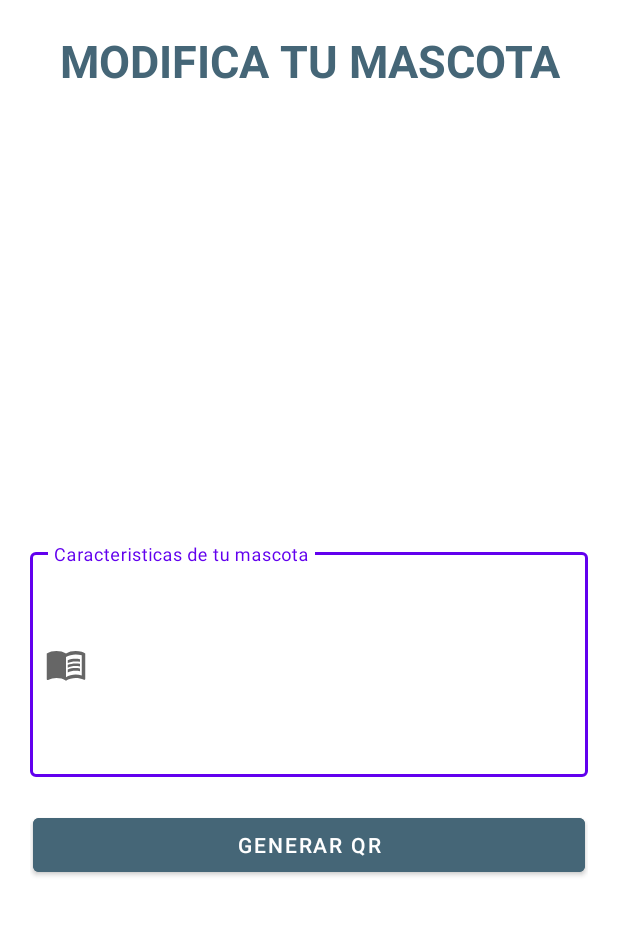
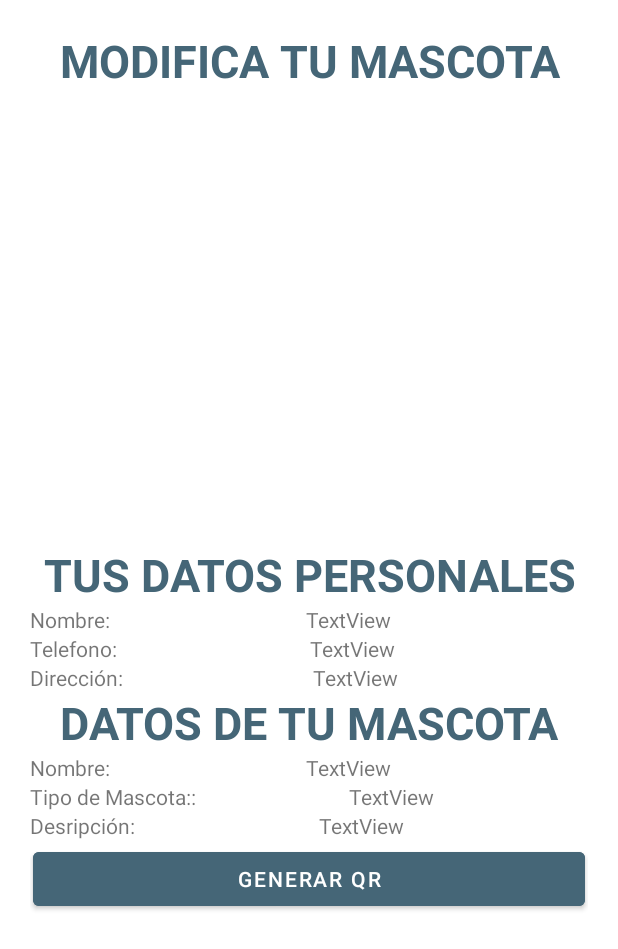
Before and after one commit to Axel200121/PetQr-App, an Android app: the GeneracionQR screen opened directly, with no data from a screen before it, on a phone screen of 412 x 824 dp. Shown: the top 949 px of the screen. Run offline under Robolectric (Android 15) with nearby library versions, the phone set to English and light mode, and no system bars; libraries missing offline, so code that uses them is left out: com.journeyapps.barcodescanner; 2 statements that could not run were skipped.

Commit message:
Asginando texview para el json para el servicio consultarQR

```diff
--- a/App_Movil/app/src/main/res/layout/activity_generacion_qr.xml
+++ b/App_Movil/app/src/main/res/layout/activity_generacion_qr.xml
@@ -29,29 +29,140 @@
         android:padding="70dp"
         android:scaleType="centerCrop" />
 
-    <com.google.android.material.textfield.TextInputLayout
-        style="@style/Widget.MaterialComponents.TextInputLayout.OutlinedBox"
+    <TextView
+        android:id="@+id/textView3"
         android:layout_width="match_parent"
         android:layout_height="match_parent"
-        android:layout_marginBottom="20dp"
-        android:hint="Caracteristicas de tu mascota"
-        app:startIconDrawable="@drawable/ic_descripcion">
+        android:text="TUS DATOS PERSONALES"
+        android:textAlignment="center"
+        android:textColor="#456677"
+        android:textSize="30dp"
+        android:textStyle="bold" />
 
-      <com.google.android.material.textfield.TextInputEditText
-          android:id="@+id/txtDescripcionQR"
-          android:layout_width="match_parent"
-          android:layout_height="150dp"
-          android:fontFamily="sans-serif"
-          android:inputType="textPersonName"
-          android:padding="10dp"
-          android:shadowColor="#044343"
-          tools:ignore="TouchTargetSizeCheck,TouchTargetSizeCheck" />
-    </com.google.android.material.textfield.TextInputLayout>
+    <LinearLayout
+        android:layout_width="match_parent"
+        android:layout_height="match_parent"
+        android:orientation="horizontal">
+
+      <TextView
+          android:id="@+id/lblNombreUsuario"
+          android:layout_width="wrap_content"
+          android:layout_height="wrap_content"
+          android:layout_weight="1"
+          android:text="Nombre:" />
+
+      <TextView
+          android:id="@+id/tvNombreUsuario"
+          android:layout_width="wrap_content"
+          android:layout_height="wrap_content"
+          android:layout_weight="1"
+          android:text="TextView" />
+    </LinearLayout>
+
+    <LinearLayout
+        android:layout_width="match_parent"
+        android:layout_height="match_parent"
+        android:orientation="horizontal">
+
+      <TextView
+          android:id="@+id/lblTelefono"
+          android:layout_width="wrap_content"
+          android:layout_height="wrap_content"
+          android:layout_weight="1"
+          android:text="Telefono:" />
+
+      <TextView
+          android:id="@+id/tvTelefono"
+          android:layout_width="wrap_content"
+          android:layout_height="wrap_content"
+          android:layout_weight="1"
+          android:text="TextView" />
+    </LinearLayout>
+    <LinearLayout
+        android:layout_width="match_parent"
+        android:layout_height="match_parent"
+        android:orientation="horizontal">
+
+      <TextView
+          android:id="@+id/lblDireccion"
+          android:layout_width="wrap_content"
+          android:layout_height="wrap_content"
+          android:layout_weight="1"
+          android:text="Dirección:" />
+
+      <TextView
+          android:id="@+id/tvDireccion"
+          android:layout_width="wrap_content"
+          android:layout_height="wrap_content"
+          android:layout_weight="1"
+          android:text="TextView" />
+    </LinearLayout>
     <TextView
-        android:id="@+id/tvIdMascotaEditar"
+        android:id="@+id/lblTituloDatosMascota"
         android:layout_width="match_parent"
-        android:layout_height="wrap_content"
-        android:layout_marginTop="-20dp"/>
+        android:layout_height="match_parent"
+        android:text="DATOS DE TU MASCOTA"
+        android:textAlignment="center"
+        android:textColor="#456677"
+        android:textSize="30dp"
+        android:textStyle="bold" />
+    <LinearLayout
+        android:layout_width="match_parent"
+        android:layout_height="match_parent"
+        android:orientation="horizontal">
+
+      <TextView
+          android:id="@+id/lblNombreMascota"
+          android:layout_width="wrap_content"
+          android:layout_height="wrap_content"
+          android:layout_weight="1"
+          android:text="Nombre:" />
+
+      <TextView
+          android:id="@+id/tvNombreMascota"
+          android:layout_width="wrap_content"
+          android:layout_height="wrap_content"
+          android:layout_weight="1"
+          android:text="TextView" />
+    </LinearLayout>
+    <LinearLayout
+        android:layout_width="match_parent"
+        android:layout_height="match_parent"
+        android:orientation="horizontal">
+
+      <TextView
+          android:id="@+id/lblTipoMascota"
+          android:layout_width="wrap_content"
+          android:layout_height="wrap_content"
+          android:layout_weight="1"
+          android:text="Tipo de Mascota::" />
+
+      <TextView
+          android:id="@+id/tvTipoMascota"
+          android:layout_width="wrap_content"
+          android:layout_height="wrap_content"
+          android:layout_weight="1"
+          android:text="TextView" />
+    </LinearLayout>
+    <LinearLayout
+        android:layout_width="match_parent"
+        android:layout_height="match_parent"
+        android:orientation="horizontal">
+
+      <TextView
+          android:id="@+id/lblDescripcion"
+          android:layout_width="wrap_content"
+          android:layout_height="wrap_content"
+          android:layout_weight="1"
+          android:text="Desripción:" />
+
+      <TextView
+          android:id="@+id/tvDescripcion"
+          android:layout_width="wrap_content"
+          android:layout_height="wrap_content"
+          android:layout_weight="1"
+          android:text="TextView" />
+    </LinearLayout>
 
     <Button
         android:id="@+id/btnGenerarQr"
```
